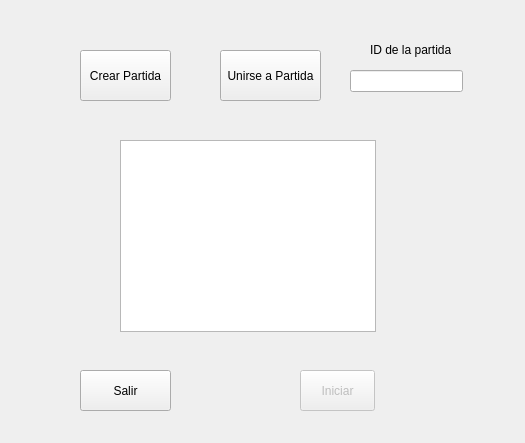
This is Interfaces/lobby.ui in Sebasdsk/PracticaFinalLenguajes as Qt 5 draws it before an edit. The edited form follows.
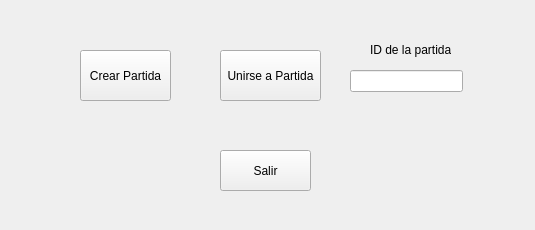
This is the edited form.

Commit message: Se hicieron modificaciones a la interfaz del lobby

The edit to the form file:
```diff
--- a/Interfaces/lobby.ui
+++ b/Interfaces/lobby.ui
@@ -6,8 +6,8 @@
    <rect>
     <x>0</x>
     <y>0</y>
-    <width>525</width>
-    <height>443</height>
+    <width>535</width>
+    <height>230</height>
    </rect>
   </property>
   <property name="windowTitle">
@@ -42,8 +42,8 @@
   <widget class="QPushButton" name="btnSalir">
    <property name="geometry">
     <rect>
-     <x>80</x>
-     <y>370</y>
+     <x>220</x>
+     <y>150</y>
      <width>91</width>
      <height>41</height>
     </rect>
@@ -75,32 +75,6 @@
     <string>ID de la partida</string>
    </property>
   </widget>
-  <widget class="QListWidget" name="listWidget">
-   <property name="geometry">
-    <rect>
-     <x>120</x>
-     <y>140</y>
-     <width>256</width>
-     <height>192</height>
-    </rect>
-   </property>
-  </widget>
-  <widget class="QPushButton" name="pushButton">
-   <property name="enabled">
-    <bool>false</bool>
-   </property>
-   <property name="geometry">
-    <rect>
-     <x>300</x>
-     <y>370</y>
-     <width>75</width>
-     <height>41</height>
-    </rect>
-   </property>
-   <property name="text">
-    <string>Iniciar</string>
-   </property>
-  </widget>
   <widget class="QLabel" name="lbIdGenerado">
    <property name="geometry">
     <rect>
```
The commit also changes 1 other file.
